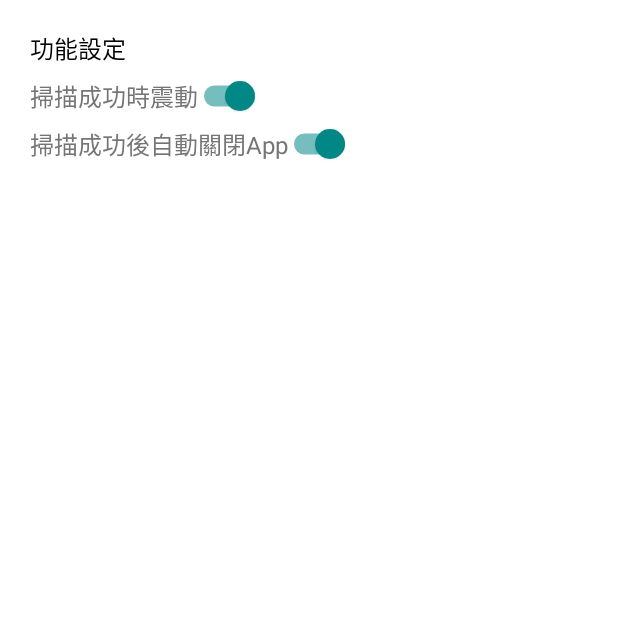
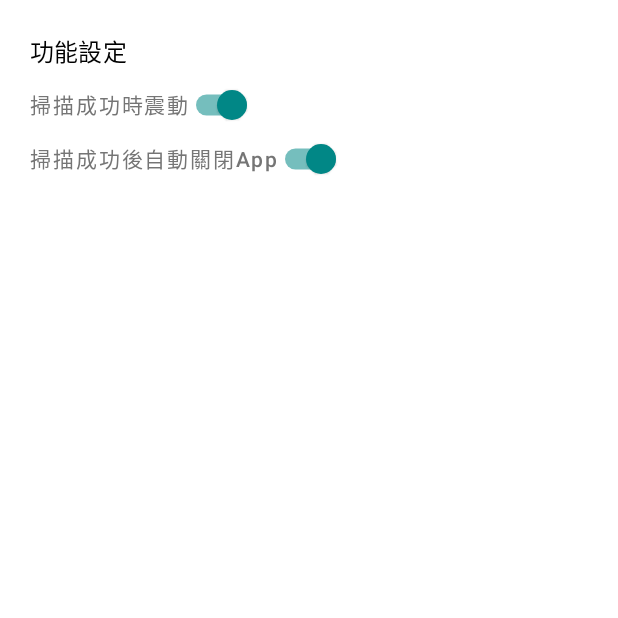
Before and after one commit to tonynowater87/QR-code-scanner-for-tw-covid19, an Android app built with Jetpack Compose: the composable BottomSheetSettingView shown on its own in the app's theme, on a phone screen of 412 x 824 dp, the top half of it. Run offline under Robolectric (Android 15) with nearby library versions, the phone set to English and light mode, and no system bars; 12 statements that could not run were skipped.

Commit message:
Minor UI update

```diff
--- a/app/src/main/AndroidManifest.xml
+++ b/app/src/main/AndroidManifest.xml
@@ -21,6 +21,7 @@
             android:exported="true"
             android:label="@string/app_name"
             android:autoRemoveFromRecents="true"
+            android:screenOrientation="portrait"
             android:theme="@style/Theme.QRScannerToSms.NoActionBar">
             <intent-filter>
                 <action android:name="android.intent.action.MAIN" />
--- a/app/src/main/java/com/tonynowater/qr_scanner_to_sms/ui/BottomSheetSettingView.kt
+++ b/app/src/main/java/com/tonynowater/qr_scanner_to_sms/ui/BottomSheetSettingView.kt
@@ -1,16 +1,20 @@
 package com.tonynowater.qr_scanner_to_sms.ui
 
+import android.util.Log
 import androidx.compose.foundation.clickable
 import androidx.compose.foundation.interaction.MutableInteractionSource
 import androidx.compose.foundation.layout.*
 import androidx.compose.material.ExperimentalMaterialApi
+import androidx.compose.material.MaterialTheme
 import androidx.compose.material.Switch
 import androidx.compose.material.Text
 import androidx.compose.runtime.Composable
+import androidx.compose.runtime.mutableStateOf
 import androidx.compose.runtime.remember
 import androidx.compose.runtime.rememberCoroutineScope
 import androidx.compose.ui.Alignment
 import androidx.compose.ui.Modifier
+import androidx.compose.ui.draw.alpha
 import androidx.compose.ui.graphics.Color
 import androidx.compose.ui.unit.dp
 import com.tonynowater.qr_scanner_to_sms.MainViewModel
@@ -23,6 +27,7 @@ import kotlinx.coroutines.launch
 @Composable
 fun BottomSheetSettingView(vm: MainViewModel) {
 
+    var rememberHiddenFeature = remember { mutableStateOf(0) }
     val coroutineScope = rememberCoroutineScope()
     val interactionSource = remember { MutableInteractionSource() }
 
@@ -35,14 +40,28 @@ fun BottomSheetSettingView(vm: MainViewModel) {
         Column(
             modifier = Modifier.padding(0.dp),
             content = {
-
-                Text(text = "功能設定", modifier = Modifier.fillMaxWidth(), color = Color.Black)
+                Text(
+                    text = "功能設定",
+                    style = MaterialTheme.typography.subtitle1,
+                    modifier = Modifier
+                        .fillMaxWidth()
+                        .padding(vertical = 2.dp)
+                        .clickable {
+                            rememberHiddenFeature.value = rememberHiddenFeature.value + 1
+                            Log.d(
+                                "[DEBUG]",
+                                "rememberHiddenFeature.value = ${rememberHiddenFeature.value}"
+                            )
+                        },
+                    color = Color.Black
+                )
 
                 Spacer(modifier = Modifier.height(8.dp))
 
                 Row(
                     modifier = Modifier
                         .wrapContentSize()
+                        .padding(vertical = 2.dp)
                         .clickable(indication = null, interactionSource = interactionSource) {
                             coroutineScope.launch {
                                 vm.updateVibrate()
@@ -50,7 +69,11 @@ fun BottomSheetSettingView(vm: MainViewModel) {
                         },
                     verticalAlignment = Alignment.CenterVertically
                 ) {
-                    Text(text = "掃描成功時震動", color = SECONDARY_TEXT_COLOR)
+                    Text(
+                        text = "掃描成功時震動",
+                        color = SECONDARY_TEXT_COLOR,
+                        style = MaterialTheme.typography.button
+                    )
                     Spacer(modifier = Modifier.size(2.dp))
                     Switch(
                         checked = vm.vibration,
@@ -63,6 +86,7 @@ fun BottomSheetSettingView(vm: MainViewModel) {
                 Row(
                     modifier = Modifier
                         .wrapContentSize()
+                        .padding(vertical = 2.dp)
                         .clickable(indication = null, interactionSource = interactionSource) {
                             coroutineScope.launch {
                                 vm.updateFinishAfterScanned()
@@ -70,7 +94,11 @@ fun BottomSheetSettingView(vm: MainViewModel) {
                         },
                     verticalAlignment = Alignment.CenterVertically
                 ) {
-                    Text(text = "掃描成功後自動關閉App", color = SECONDARY_TEXT_COLOR)
+                    Text(
+                        text = "掃描成功後自動關閉App",
+                        color = SECONDARY_TEXT_COLOR,
+                        style = MaterialTheme.typography.button
+                    )
                     Spacer(modifier = Modifier.size(2.dp))
                     Switch(
                         checked = vm.finishAfterScanned,
@@ -78,23 +106,33 @@ fun BottomSheetSettingView(vm: MainViewModel) {
                     )
                 }
 
-                /*Row(
+                Row(
                     modifier = Modifier
                         .wrapContentSize()
-                        .clickable(indication = null, interactionSource = interactionSource) {
+                        .padding(4.dp)
+                        .alpha(if (rememberHiddenFeature.value > 5) 1.0F else 0F)
+                        .clickable(
+                            enabled = rememberHiddenFeature.value > 5,
+                            indication = null,
+                            interactionSource = interactionSource
+                        ) {
                             coroutineScope.launch {
                                 vm.updateRoundedCornerAnimation()
                             }
                         },
                     verticalAlignment = Alignment.CenterVertically
                 ) {
-                    Text(text = "掃描框框動畫", color = SECONDARY_TEXT_COLOR)
+                    Text(
+                        text = "掃描框框動畫",
+                        color = SECONDARY_TEXT_COLOR,
+                        style = MaterialTheme.typography.button
+                    )
                     Spacer(modifier = Modifier.size(2.dp))
                     Switch(
                         checked = vm.roundedCornerAnimate,
                         onCheckedChange = null
                     )
-                }*/
+                }
             }
         )
     }
```
Also changed, not shown: app/src/main/java/com/tonynowater/qr_scanner_to_sms/ui/ContentView.kt (+27 -11 lines).
